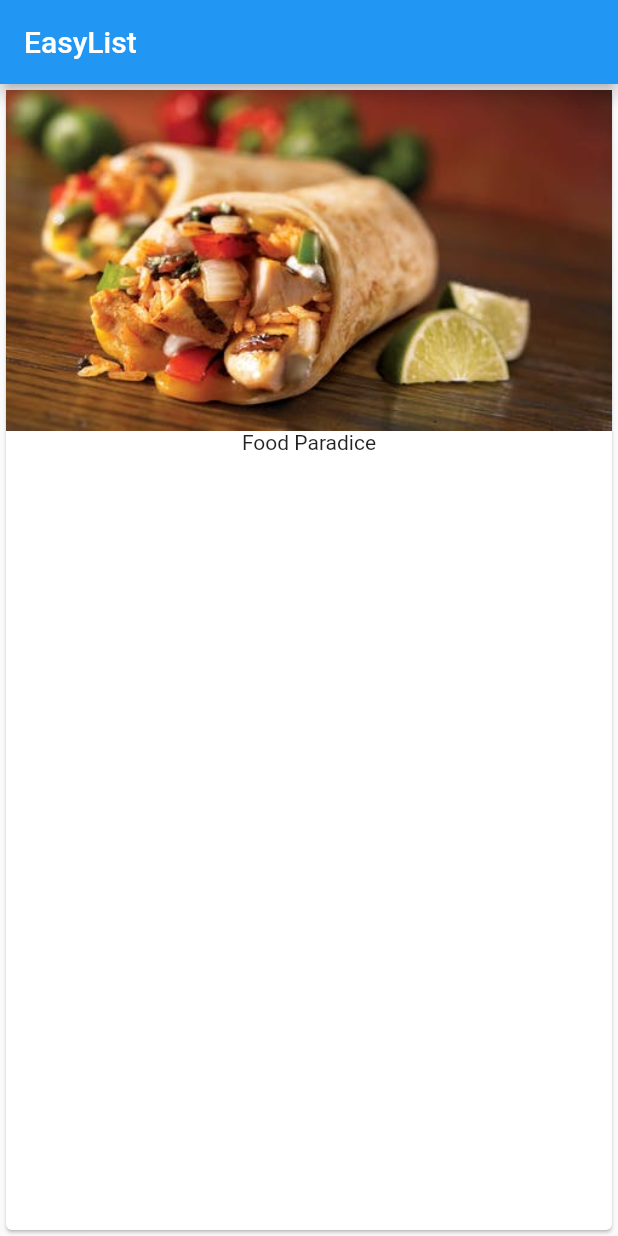
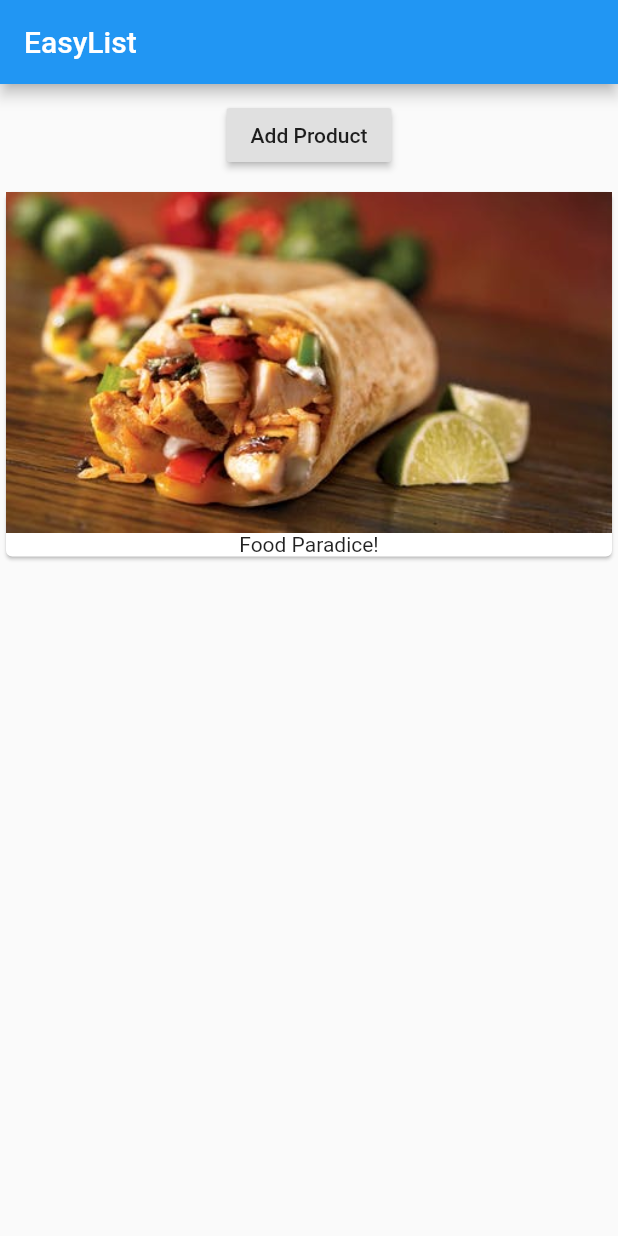
Before and after one commit to emoalb/my_flutter_app, a Flutter app: the screen it shows after launch, on a phone screen of 412 x 824 dp. Run offline on Flutter 3.47's test engine with Material 2 defaults, Android fonts, the phone set to English and light mode, and no system bars.

Commit message:
Following flutter academind youtube course

```diff
--- a/lib/main.dart
+++ b/lib/main.dart
@@ -6,19 +6,26 @@ class MyApp extends StatelessWidget {
   @override
   Widget build(BuildContext context) {
     // TODO: implement build
-    return MaterialApp(
+    return new MaterialApp(
       home: Scaffold(
-        appBar: AppBar(
-          title: Text('EasyList'),
+        appBar: AppBar(title: Text('EasyList')),
+        body: Column(children: <Widget>[
+          Container(
+            margin: EdgeInsets.all(10.0),
+            child: RaisedButton(
+              onPressed: () => {},
+              child: Text('Add Product'),
             ),
-        body: Card(
+          ),
+          Card(
             child: Column(
               children: <Widget>[
                 Image.asset('assets/food.jpeg'),
-              Text('Food Paradice')
+                Text('Food Paradice!')
               ],
             ),
           ),
+        ]),
       ),
     );
   }
```
Lines whose indentation alone changed are shown as unchanged.
